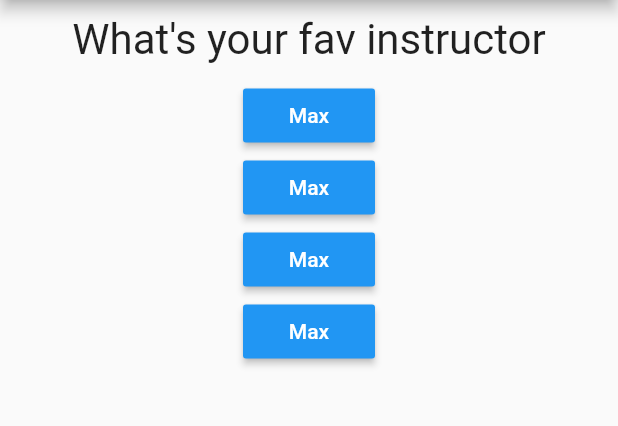
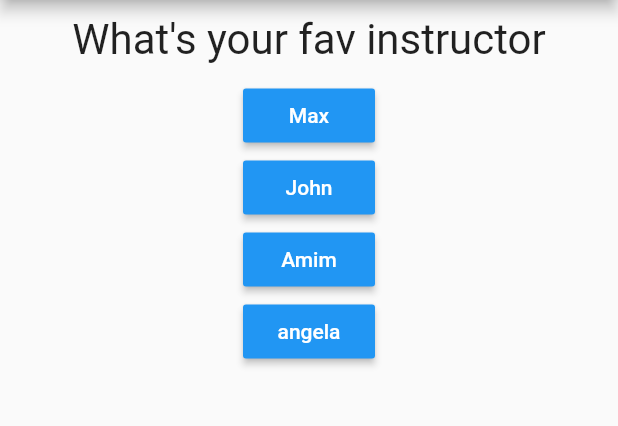
Before and after one commit to wizfury/quizapp, a Flutter app: the screen it shows after launch, after a tap on "Black", after a tap on "Snake", on a phone screen of 412 x 824 dp, the part 84-510 px from its top. Run offline on Flutter 3.47's test engine with Material 2 defaults, Android fonts, the phone set to English and light mode, and no system bars; missing offline and left inert: dart:html.

Commit message:
Changing instrauctor's name

```diff
--- a/lib/main.dart
+++ b/lib/main.dart
@@ -43,9 +43,9 @@ class _MyAppState extends State<MyApp> {
       'questionText': 'What\'s your fav instructor',
       'answers': [
         {'text': 'Max', 'score': 1},
-        {'text': 'Max', 'score': 1},
-        {'text': 'Max', 'score': 1},
-        {'text': 'Max', 'score': 1},
+        {'text': 'John', 'score': 1},
+        {'text': 'Amim', 'score': 1},
+        {'text': 'angela', 'score': 1},
       ]
     }
   ];
```
